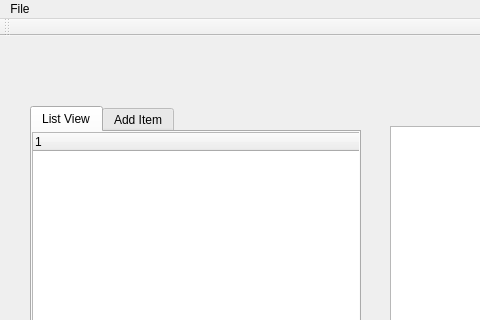
toddn1704/code-musketeers, file StuffFinder/StuffFinder/stufffinder.ui: the form before one commit; both pictures show x 0 to 480 and y 0 to 320 of the 1206 by 751 pixel window.
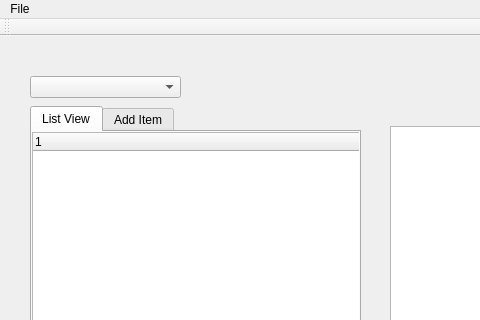
The form after the commit. The open tabs and pages were chosen to show the change.

Commit message: Support for multiple layouts.  Added a combobox to select which layout you want to view.

```diff
--- a/StuffFinder/StuffFinder/stufffinder.ui
+++ b/StuffFinder/StuffFinder/stufffinder.ui
@@ -330,6 +330,16 @@
      <string>Search</string>
     </property>
    </widget>
+   <widget class="QComboBox" name="layoutComboBox">
+    <property name="geometry">
+     <rect>
+      <x>30</x>
+      <y>40</y>
+      <width>151</width>
+      <height>22</height>
+     </rect>
+    </property>
+   </widget>
   </widget>
   <widget class="QMenuBar" name="menuBar">
    <property name="geometry">
```
Left out of the diff: 2 changed lines with no effect on the pictures. The commit also changes 3 other files.
